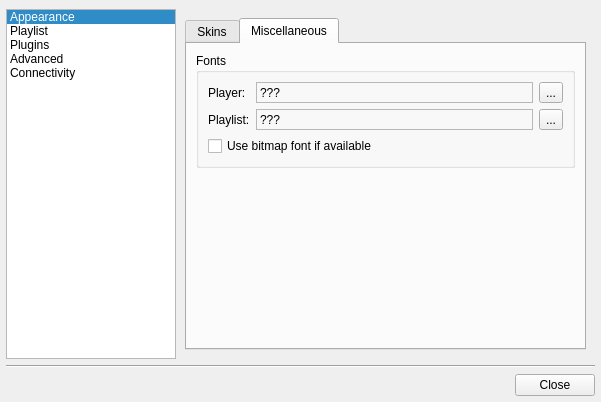
Above: src/ui/forms/configdialog.ui from ksv1986/qmmp-staging before the change. Below: the same form after it.
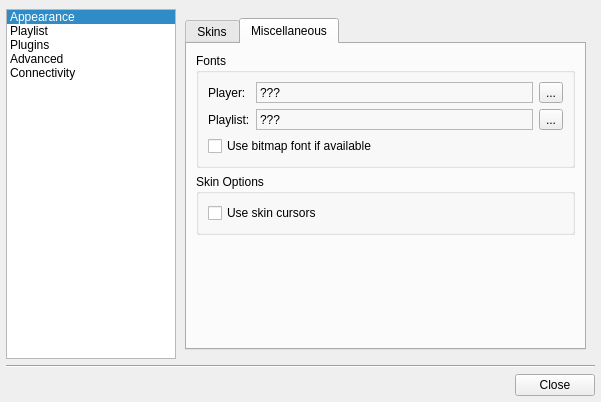
That is the form after the change. The open tabs and pages were chosen to show the change. Icons and pictures are not drawn.

Commit message: added possibility to disable skin cursors

The edit to the form file:
```diff
--- a/src/ui/forms/configdialog.ui
+++ b/src/ui/forms/configdialog.ui
@@ -224,7 +224,7 @@
             <attribute name="title">
              <string>Miscellaneous</string>
             </attribute>
-            <layout class="QVBoxLayout" name="verticalLayout_5">
+            <layout class="QVBoxLayout" name="verticalLayout_6">
              <item>
               <widget class="QGroupBox" name="plGroupBox">
                <property name="sizePolicy">
@@ -333,7 +333,7 @@
                   </property>
                  </widget>
                 </item>
-                <item row="2" column="0" colspan="2">
+                <item row="2" column="0" colspan="3">
                  <widget class="QCheckBox" name="useBitmapCheckBox">
                   <property name="text">
                    <string>Use bitmap font if available</string>
@@ -343,6 +343,22 @@
                </layout>
               </widget>
              </item>
+             <item>
+              <widget class="QGroupBox" name="groupBox">
+               <property name="title">
+                <string>Skin Options</string>
+               </property>
+               <layout class="QVBoxLayout" name="verticalLayout_5">
+                <item>
+                 <widget class="QCheckBox" name="skinCursorsCheckBox">
+                  <property name="text">
+                   <string>Use skin cursors</string>
+                  </property>
+                 </widget>
+                </item>
+               </layout>
+              </widget>
+             </item>
              <item>
               <spacer name="verticalSpacer">
                <property name="orientation">
```
The commit also changes 43 other files.
